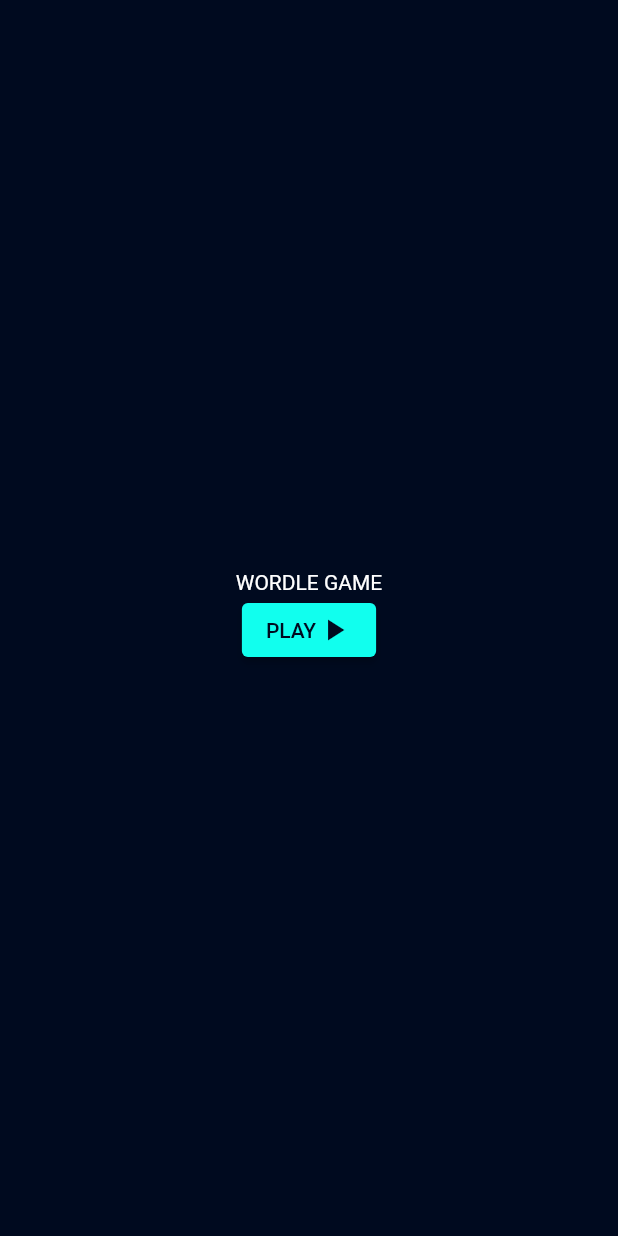
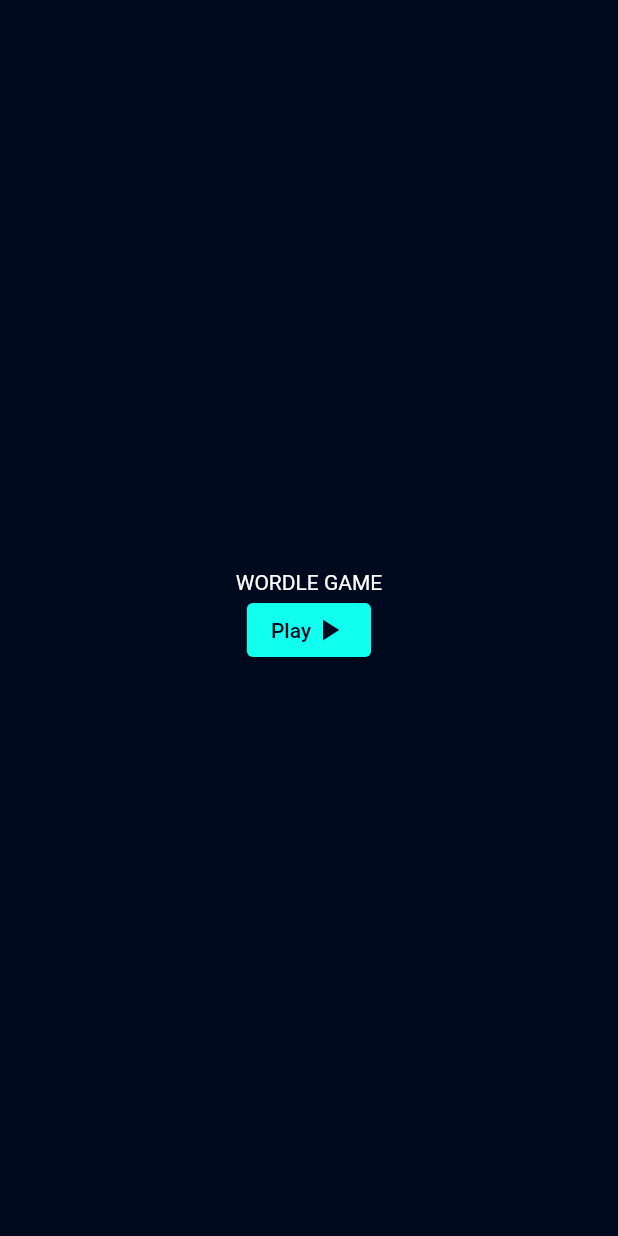
Before and after one commit to Hhanri/wordle, a Flutter app: the screen it shows after launch, on a phone screen of 412 x 824 dp. Run offline on Flutter 3.47's test engine with Material 2 defaults, Android fonts, the phone set to English and light mode, and no system bars; our stand-ins replace bloc, equatable, flutter_bloc; project files that could hold a hidden picture were left out.

Commit message:
variablized strings

```diff
--- a/lib/main.dart
+++ b/lib/main.dart
@@ -1,6 +1,7 @@
 import 'package:flutter/material.dart';
 import 'package:flutter_bloc/flutter_bloc.dart';
 import 'package:wordle/blocs/wordle_bloc.dart';
+import 'package:wordle/resources/strings.dart';
 import 'package:wordle/screens/main_page.dart';
 import 'package:wordle/resources/theme.dart';
 
@@ -17,7 +18,7 @@ class MyApp extends StatelessWidget {
       create: (context) => WordleBloc()
         ..emit(WordleAppLauching()),
       child: MaterialApp(
-        title: 'Wordle',
+        title: SystemStrings.appTitle,
         theme: theme,
         home: const MainScreen(),
       ),
--- a/lib/resources/strings.dart
+++ b/lib/resources/strings.dart
@@ -0,0 +1,13 @@
+class TitleStrings {
+  static const youWon = "Congratulations, you won !";
+  static const youLost = "Too bas, you lost !";
+  static const appTitle = "WORDLE GAME";
+}
+
+class SystemStrings {
+  static const appTitle = "Wordle";
+  static const somethingWentWrong = "Something went wrong";
+  static const notInDictionary = "Word not in dictionary";
+  static const playAgain = "Play Again";
+  static const play = "Play";
+}
--- a/lib/screens/game_end_page.dart
+++ b/lib/screens/game_end_page.dart
@@ -1,4 +1,5 @@
 import 'package:flutter/material.dart';
+import 'package:wordle/resources/strings.dart';
 import 'package:wordle/widgets/play_button_widget.dart';
 
 class GameEndScreen extends StatelessWidget {
@@ -26,7 +27,7 @@ class GameEndScreen extends StatelessWidget {
               ),
             ),
             const PlayButtonWidget(
-              text: "Play Again",
+              text: SystemStrings.playAgain,
               icon: Icon(Icons.refresh)
             )
           ],
--- a/lib/screens/home_page.dart
+++ b/lib/screens/home_page.dart
@@ -1,4 +1,5 @@
 import 'package:flutter/material.dart';
+import 'package:wordle/resources/strings.dart';
 import 'package:wordle/widgets/play_button_widget.dart';
 
 class HomeScreen extends StatelessWidget {
@@ -13,11 +14,11 @@ class HomeScreen extends StatelessWidget {
         crossAxisAlignment: CrossAxisAlignment.center,
         children: [
           Text(
-            "WORDLE GAME",
+            TitleStrings.appTitle,
             style: TextStyle(
               color: Theme.of(context).colorScheme.secondary
           ),),
-          const PlayButtonWidget(text: "PLAY", icon: Icon(Icons.play_arrow))
+          const PlayButtonWidget(text: SystemStrings.play, icon: Icon(Icons.play_arrow))
         ],
       ),
     );
--- a/lib/screens/main_page.dart
+++ b/lib/screens/main_page.dart
@@ -1,6 +1,7 @@
 import 'package:flutter/material.dart';
 import 'package:flutter_bloc/flutter_bloc.dart';
 import 'package:wordle/blocs/wordle_bloc.dart';
+import 'package:wordle/resources/strings.dart';
 import 'package:wordle/screens/game_page.dart';
 import 'package:wordle/screens/home_page.dart';
 import 'package:wordle/screens/loading_page.dart';
@@ -22,7 +23,7 @@ class MainScreen extends StatelessWidget {
         listener: (context, state) {
           ScaffoldMessenger.of(context).showSnackBar(
             const SnackBar(
-              content: Text("Word not in dictionary"),
+              content: Text(SystemStrings.notInDictionary),
               duration: Duration(milliseconds: 400),
             )
           );
@@ -38,14 +39,14 @@ class MainScreen extends StatelessWidget {
             return GameScreen(state: state);
           }
           if (state is WordleSolvedState) {
-            return const GameEndScreen(text: "Congratulations, you won !");
+            return const GameEndScreen(text: TitleStrings.youWon);
           }
           if (state is WordleLostState) {
-            return const GameEndScreen(text: "You Lost");
+            return const GameEndScreen(text: TitleStrings.youLost);
           }
           return const Center(
             child: Text(
-              "Something went wrong"
+              SystemStrings.somethingWentWrong
             ),
           );
         },
```
